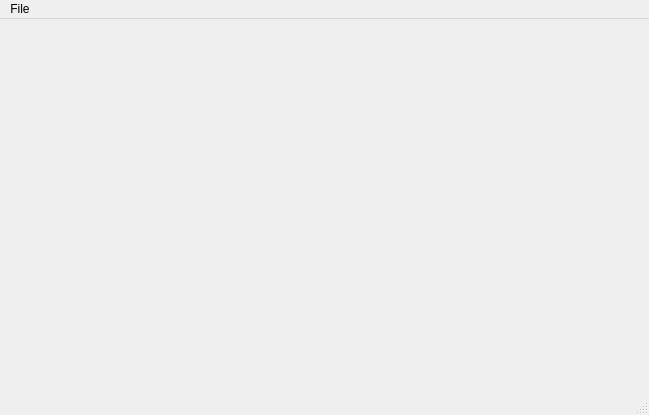
fredollinger/KTomGirl, file src/ui/searchwindow.ui: the form before one commit.
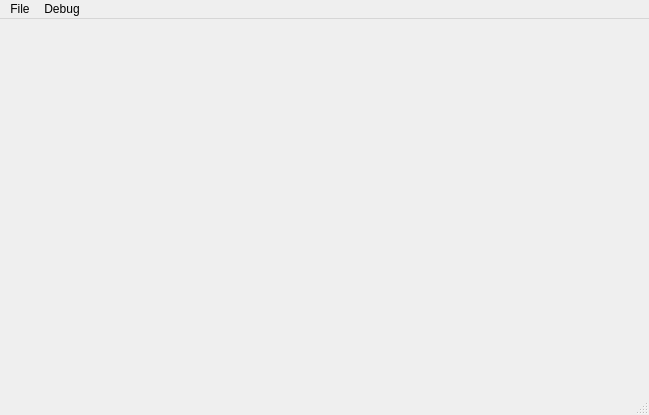
The form after the commit.

Commit message: Now we have a debugger menu for testing.

Diff of the .ui file:
```diff
--- a/src/ui/searchwindow.ui
+++ b/src/ui/searchwindow.ui
@@ -54,7 +54,7 @@
      <x>0</x>
      <y>0</y>
      <width>649</width>
-     <height>27</height>
+     <height>25</height>
     </rect>
    </property>
    <widget class="QMenu" name="menuSearch">
@@ -64,7 +64,14 @@
     <addaction name="actionNew_Note"/>
     <addaction name="actionQuit"/>
    </widget>
+   <widget class="QMenu" name="menuDebug">
+    <property name="title">
+     <string>Debug</string>
+    </property>
+    <addaction name="actionShow_Open_Notes"/>
+   </widget>
    <addaction name="menuSearch"/>
+   <addaction name="menuDebug"/>
   </widget>
   <widget class="QStatusBar" name="statusbar"/>
   <action name="actionNew_Note">
```
Left out of the diff: 5 changed lines with no effect on the pictures. The commit also changes 3 other files.
